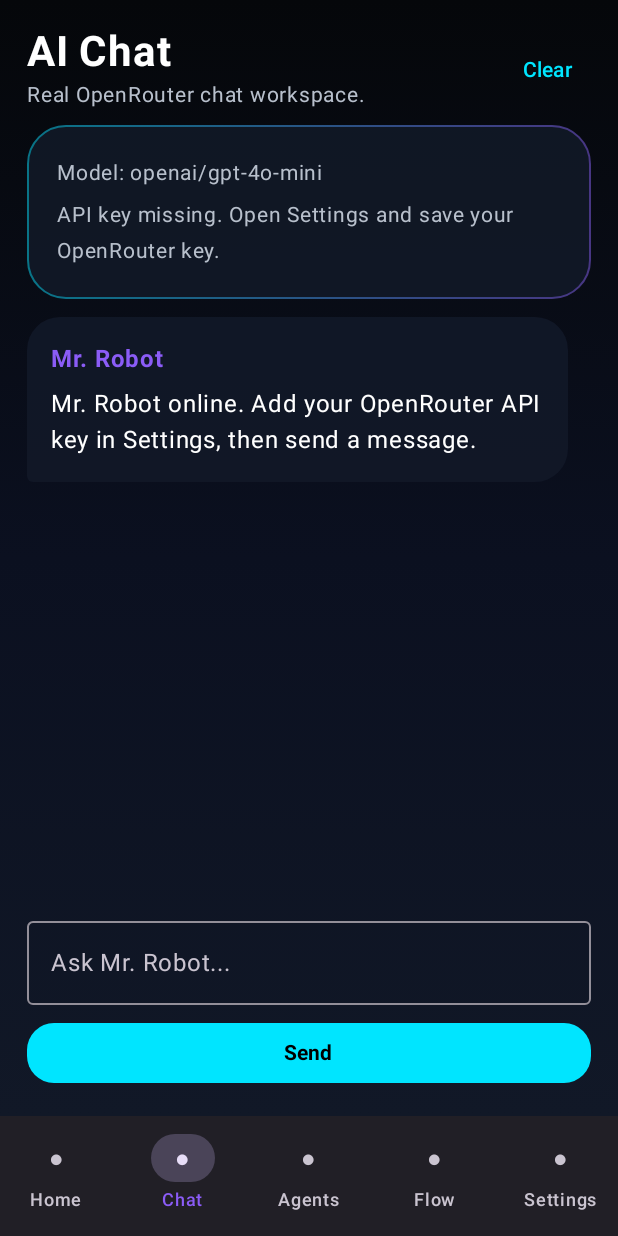
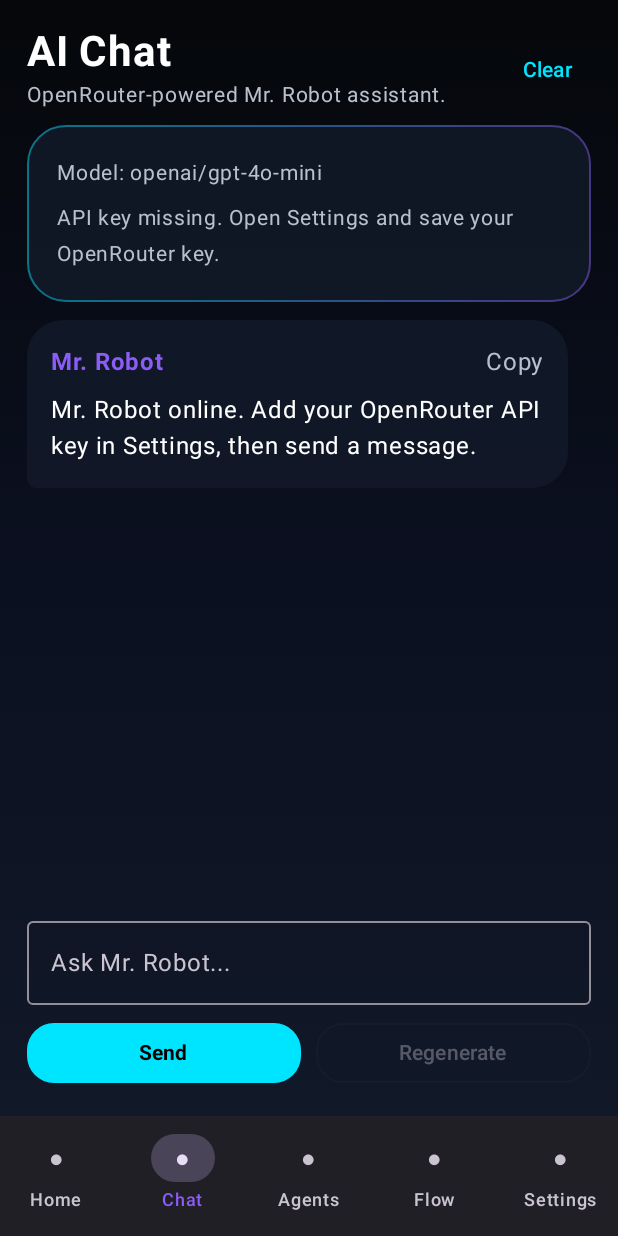
Before and after one commit to devxvoid/Mr-Robot-AI-Workspace, an Android app built with Jetpack Compose: the ChatScreen screen opened through its navigation route, on a phone screen of 412 x 824 dp. Run offline under Robolectric (Android 15) with nearby library versions, the phone set to English and light mode, and no system bars.

Commit message:
Step 3 polish chat experience

````diff
--- a/app/src/main/java/com/mrrobot/aiworkspace/ui/screens/ChatScreen.kt
+++ b/app/src/main/java/com/mrrobot/aiworkspace/ui/screens/ChatScreen.kt
@@ -1,6 +1,7 @@
 package com.mrrobot.aiworkspace.ui.screens
 
 import androidx.compose.foundation.background
+import androidx.compose.foundation.clickable
 import androidx.compose.foundation.layout.*
 import androidx.compose.foundation.lazy.LazyColumn
 import androidx.compose.foundation.lazy.items
@@ -11,6 +12,9 @@ import androidx.compose.runtime.*
 import androidx.compose.ui.Alignment
 import androidx.compose.ui.Modifier
 import androidx.compose.ui.graphics.Color
+import androidx.compose.ui.platform.LocalClipboardManager
+import androidx.compose.ui.text.AnnotatedString
+import androidx.compose.ui.text.font.FontFamily
 import androidx.compose.ui.text.font.FontWeight
 import androidx.compose.ui.unit.dp
 import androidx.lifecycle.viewmodel.compose.viewModel
@@ -27,7 +31,7 @@ fun ChatScreen(
     val listState = rememberLazyListState()
     val scope = rememberCoroutineScope()
 
-    LaunchedEffect(state.messages.size) {
+    LaunchedEffect(state.messages.size, state.isLoading) {
         if (state.messages.isNotEmpty()) {
             scope.launch {
                 listState.animateScrollToItem(state.messages.lastIndex)
@@ -41,9 +45,9 @@ fun ChatScreen(
             horizontalArrangement = Arrangement.SpaceBetween,
             verticalAlignment = Alignment.CenterVertically
         ) {
-            Column {
+            Column(modifier = Modifier.weight(1f)) {
                 Title("AI Chat")
-                Subtitle("Real OpenRouter chat workspace.")
+                Subtitle("OpenRouter-powered Mr. Robot assistant.")
             }
 
             TextButton(onClick = { viewModel.clearChat() }) {
@@ -55,9 +59,12 @@ fun ChatScreen(
 
         GlassCard {
             Subtitle("Model: ${state.model}")
+            Spacer(Modifier.height(6.dp))
+
             if (state.apiKey.isBlank()) {
-                Spacer(Modifier.height(4.dp))
                 Subtitle("API key missing. Open Settings and save your OpenRouter key.")
+            } else {
+                Subtitle("API key configured • Ready")
             }
         }
 
@@ -70,12 +77,120 @@ fun ChatScreen(
                 .fillMaxWidth(),
             contentPadding = PaddingValues(bottom = 12.dp)
         ) {
-            items(state.messages) { message ->
-                ChatBubble(message)
+            items(
+                items = state.messages,
+                key = { it.id }
+            ) { message ->
+                ChatBubble(message = message)
             }
 
             if (state.isLoading) {
                 item {
+                    ThinkingBubble()
+                }
+            }
+        }
+
+        if (state.error.isNotBlank()) {
+            ErrorPanel(
+                message = state.error,
+                onRetry = { viewModel.retryLast() }
+            )
+        }
+
+        PromptInputBar(
+            input = state.input,
+            isLoading = state.isLoading,
+            onInputChange = viewModel::updateInput,
+            onSend = { viewModel.send() },
+            onStop = { viewModel.stopGeneration() },
+            onRegenerate = { viewModel.regenerateLastAnswer() },
+            canRegenerate = state.messages.any { it.role == "user" }
+        )
+    }
+}
+
+@Composable
+private fun ChatBubble(message: ChatUiMessage) {
+    val clipboard = LocalClipboardManager.current
+    val isUser = message.role == "user"
+
+    Row(
+        modifier = Modifier
+            .fillMaxWidth()
+            .padding(bottom = 12.dp),
+        horizontalArrangement = if (isUser) Arrangement.End else Arrangement.Start
+    ) {
+        Column(
+            modifier = Modifier
+                .fillMaxWidth(if (isUser) 0.88f else 0.96f)
+                .background(
+                    color = if (isUser) NeonCyan.copy(alpha = 0.17f) else Panel.copy(alpha = 0.95f),
+                    shape = RoundedCornerShape(
+                        topStart = 24.dp,
+                        topEnd = 24.dp,
+                        bottomStart = if (isUser) 24.dp else 6.dp,
+                        bottomEnd = if (isUser) 6.dp else 24.dp
+                    )
+                )
+                .padding(16.dp)
+        ) {
+            Row(
+                modifier = Modifier.fillMaxWidth(),
+                horizontalArrangement = Arrangement.SpaceBetween,
+                verticalAlignment = Alignment.CenterVertically
+            ) {
+                Text(
+                    text = if (isUser) "You" else "Mr. Robot",
+                    color = if (isUser) NeonCyan else NeonPurple,
+                    fontWeight = FontWeight.Bold
+                )
+
+                Text(
+                    text = "Copy",
+                    color = SoftText,
+                    modifier = Modifier.clickable {
+                        clipboard.setText(AnnotatedString(message.content))
+                    }
+                )
+            }
+
+            Spacer(Modifier.height(8.dp))
+
+            MessageText(message.content)
+        }
+    }
+}
+
+@Composable
+private fun MessageText(content: String) {
+    val isCodeLike =
+        content.contains("```") ||
+        content.lines().any {
+            it.trim().startsWith("fun ") ||
+            it.trim().startsWith("class ") ||
+            it.trim().startsWith("val ") ||
+            it.trim().startsWith("var ") ||
+            it.trim().startsWith("import ") ||
+            it.trim().startsWith("package ")
+        }
+
+    if (isCodeLike) {
+        Text(
+            text = content.replace("```", ""),
+            color = Color.White,
+            fontFamily = FontFamily.Monospace
+        )
+    } else {
+        Text(
+            text = content,
+            color = Color.White
+        )
+    }
+}
+
+@Composable
+private fun ThinkingBubble() {
     GlassCard(modifier = Modifier.padding(bottom = 10.dp)) {
         Row(verticalAlignment = Alignment.CenterVertically) {
             CircularProgressIndicator(
@@ -87,10 +202,12 @@ fun ChatScreen(
         }
     }
 }
-            }
-        }
 
-        if (state.error.isNotBlank()) {
+@Composable
+private fun ErrorPanel(
+    message: String,
+    onRetry: () -> Unit
+) {
     Card(
         modifier = Modifier
             .fillMaxWidth()
@@ -100,17 +217,34 @@ fun ChatScreen(
             containerColor = Color(0xFF3B1111)
         )
     ) {
+        Column(modifier = Modifier.padding(14.dp)) {
             Text(
-                    text = state.error,
-                    modifier = Modifier.padding(14.dp),
+                text = message,
                 color = Color(0xFFFFB4AB)
             )
+
+            Spacer(Modifier.height(8.dp))
+
+            OutlinedButton(onClick = onRetry) {
+                Text("Retry")
+            }
+        }
     }
 }
 
+@Composable
+private fun PromptInputBar(
+    input: String,
+    isLoading: Boolean,
+    canRegenerate: Boolean,
+    onInputChange: (String) -> Unit,
+    onSend: () -> Unit,
+    onStop: () -> Unit,
+    onRegenerate: () -> Unit
+) {
     OutlinedTextField(
-            value = state.input,
-            onValueChange = viewModel::updateInput,
+        value = input,
+        onValueChange = onInputChange,
         placeholder = { Text("Ask Mr. Robot...") },
         modifier = Modifier.fillMaxWidth(),
         minLines = 1,
@@ -119,49 +253,34 @@ fun ChatScreen(
 
     Spacer(Modifier.height(8.dp))
 
-        CyberButton(
-            text = if (state.isLoading) "Generating..." else "Send",
-            onClick = { viewModel.send() }
+    Row(
+        modifier = Modifier.fillMaxWidth(),
+        horizontalArrangement = Arrangement.spacedBy(10.dp)
+    ) {
+        Button(
+            onClick = {
+                if (isLoading) onStop() else onSend()
+            },
+            modifier = Modifier.weight(1f),
+            colors = ButtonDefaults.buttonColors(
+                containerColor = if (isLoading) Color(0xFFFFB020) else NeonCyan,
+                contentColor = Color.Black
+            ),
+            shape = RoundedCornerShape(18.dp)
+        ) {
+            Text(
+                text = if (isLoading) "Stop" else "Send",
+                fontWeight = FontWeight.Bold
             )
         }
-}
 
-@Composable
-private fun ChatBubble(message: ChatUiMessage) {
-    val isUser = message.role == "user"
-
-    Row(
-        modifier = Modifier
-            .fillMaxWidth()
-            .padding(bottom = 10.dp),
-        horizontalArrangement = if (isUser) Arrangement.End else Arrangement.Start
+        OutlinedButton(
+            onClick = onRegenerate,
+            enabled = canRegenerate && !isLoading,
+            modifier = Modifier.weight(1f),
+            shape = RoundedCornerShape(18.dp)
         ) {
-        Column(
-            modifier = Modifier
-                .fillMaxWidth(if (isUser) 0.88f else 0.96f)
-                .background(
-                    color = if (isUser) NeonCyan.copy(alpha = 0.16f) else Panel.copy(alpha = 0.95f),
-                    shape = RoundedCornerShape(
-                        topStart = 22.dp,
-                        topEnd = 22.dp,
-                        bottomStart = if (isUser) 22.dp else 4.dp,
-                        bottomEnd = if (isUser) 4.dp else 22.dp
-                    )
-                )
-                .padding(16.dp)
-        ) {
-            Text(
-                text = if (isUser) "You" else "Mr. Robot",
-                color = if (isUser) NeonCyan else NeonPurple,
-                fontWeight = FontWeight.Bold
-            )
-
-            Spacer(Modifier.height(6.dp))
-
-            Text(
-                text = message.content,
-                color = Color.White
-            )
+            Text("Regenerate")
         }
     }
 }
````
Also changed, not shown: app/src/main/java/com/mrrobot/aiworkspace/viewmodel/ChatViewModel.kt (+67 -7 lines). Lines whose indentation alone changed are shown as unchanged.
